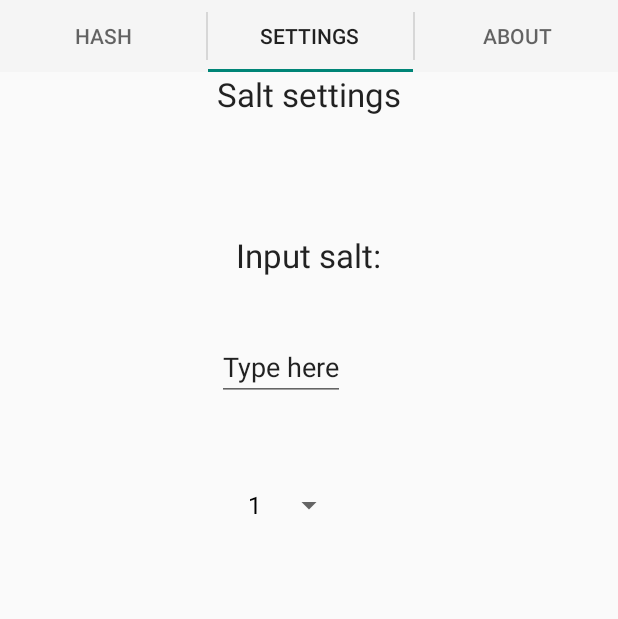
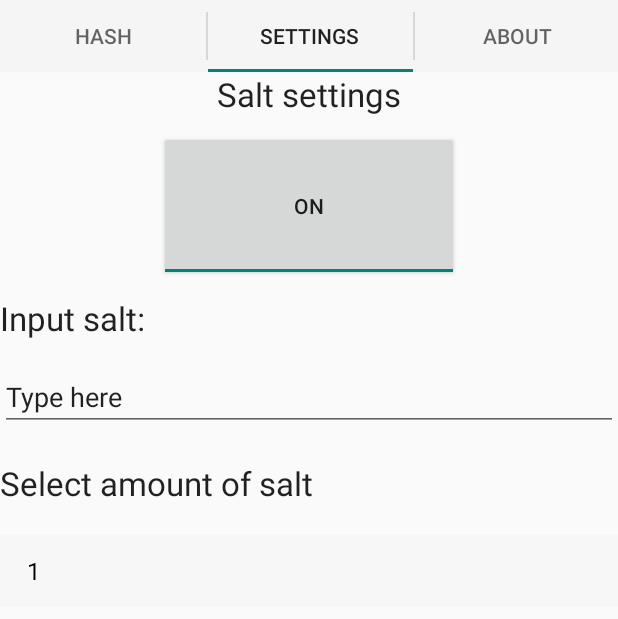
Before and after one commit to jzukauska/Hashandsalt, an Android app: the screen it shows after launch (MainActivity), tab 2 chosen, on a phone screen of 412 x 824 dp. Shown: the top 619 px of the screen. Run offline under Robolectric (Android 15) with nearby library versions, the phone set to English and light mode, and no system bars.

```diff
--- a/tabs_app/src/main/java/com/example/mytabs/tabs_app/SecondFragment.java
+++ b/tabs_app/src/main/java/com/example/mytabs/tabs_app/SecondFragment.java
@@ -2,6 +2,7 @@ package com.example.mytabs.tabs_app;
 
 import android.os.Bundle;
 import android.support.v4.app.Fragment;
+import android.view.KeyEvent;
 import android.view.LayoutInflater;
 import android.view.View;
 import android.view.ViewGroup;
@@ -31,7 +32,7 @@ public class SecondFragment extends Fragment {
 
     @Override
     public View onCreateView(LayoutInflater inflater, ViewGroup container, Bundle savedInstanceState) {
-        View fragView = inflater.inflate(R.layout.fragament_two, container, false);
+        final View fragView = inflater.inflate(R.layout.fragament_two, container, false);
 
          text = (EditText) fragView.findViewById(R.id.editText2);
 
@@ -40,14 +41,37 @@ public class SecondFragment extends Fragment {
         populateList(saltList, fragView);
 
 
-        ArrayAdapter<String> dynamicArrayHolder =
+        final ArrayAdapter<String> dynamicArrayHolder =
                 new ArrayAdapter<String>(getActivity(),
                         android.R.layout.simple_spinner_dropdown_item,
                         saltList);
 
         spinz = (Spinner) fragView.findViewById(R.id.spinner);//Associate "spinz" with xml
         spinz.setAdapter(dynamicArrayHolder);//
+
+        text.setOnKeyListener(new View.OnKeyListener() {
+            public boolean onKey(View v, int keyCode, KeyEvent event) {
+                if (event.getAction() == android.view.KeyEvent.ACTION_DOWN) {
+                    switch (keyCode) {
+
+                        case android.view.KeyEvent.KEYCODE_DPAD_CENTER:
+                        case android.view.KeyEvent.KEYCODE_ENTER:
+                            populateList(saltList, fragView);
+
+                            return true;
+                        default:
+                            break;
+                    }
+                }
+                return false;
+            }
+        });
+
+
+
         return fragView;
+
+
     }
 
 
@@ -59,6 +83,8 @@ public class SecondFragment extends Fragment {
     }
 
     public void populateList(ArrayList list, View v) {
+
+        list.clear();
         for (int i = 0; i < getLength(v); i++) {
 
             list.add(Integer.toString(i + 1));
@@ -67,4 +93,5 @@ public class SecondFragment extends Fragment {
 
 
     }
+
 }
--- a/tabs_app/src/main/res/layout/fragament_one.xml
+++ b/tabs_app/src/main/res/layout/fragament_one.xml
@@ -28,7 +28,7 @@
             android:layout_below="@+id/editText"
             android:layout_alignParentLeft="true"
             android:layout_alignParentStart="true"
-            android:layout_marginTop="60dp" />
+            android:layout_marginTop="10dp" />
 
         <TextView
             android:layout_width="fill_parent"
@@ -77,7 +77,7 @@
             android:layout_below="@+id/textView3"
             android:layout_alignParentLeft="true"
             android:layout_alignParentStart="true"
-            android:layout_marginTop="41dp"
+            android:layout_marginTop="20dp"
             android:layout_alignParentRight="true"
             android:layout_alignParentEnd="true" />
     </RelativeLayout>
--- a/tabs_app/src/main/res/layout/fragament_three.xml
+++ b/tabs_app/src/main/res/layout/fragament_three.xml
@@ -21,9 +21,9 @@
         android:text="Created by:"
         android:id="@+id/textView5"
         android:layout_below="@+id/textView"
-        android:layout_alignLeft="@+id/textView"
-        android:layout_alignStart="@+id/textView"
-        android:layout_marginTop="47dp" />
+
+        android:layout_marginTop="47dp"
+        android:layout_centerHorizontal="true" />
 
     <TextView
         android:layout_width="wrap_content"
@@ -31,10 +31,10 @@
         android:textAppearance="?android:attr/textAppearanceLarge"
         android:text="Jake Zukauska"
         android:id="@+id/textView6"
-        android:layout_marginTop="42dp"
         android:layout_below="@+id/textView5"
-        android:layout_alignLeft="@+id/textView5"
-        android:layout_alignStart="@+id/textView5" />
+        android:layout_alignLeft="@+id/textView"
+        android:layout_alignStart="@+id/textView"
+        android:layout_marginTop="61dp" />
 
     <TextView
         android:layout_width="wrap_content"
@@ -42,7 +42,9 @@
         android:textAppearance="?android:attr/textAppearanceLarge"
         android:text="The other guys "
         android:id="@+id/textView7"
+        android:layout_marginTop="84dp"
         android:layout_below="@+id/textView6"
-        android:layout_alignLeft="@+id/textView5" />
+        android:layout_alignRight="@+id/textView6"
+        android:layout_alignEnd="@+id/textView6" />
 
 </RelativeLayout>
--- a/tabs_app/src/main/res/layout/fragament_two.xml
+++ b/tabs_app/src/main/res/layout/fragament_two.xml
@@ -20,31 +20,61 @@
         android:textAppearance="?android:attr/textAppearanceLarge"
         android:text="Input salt:"
         android:id="@+id/textView9"
-        android:layout_marginTop="78dp"
-        android:layout_below="@+id/textView8"
-        android:layout_centerHorizontal="true" />
+        android:layout_below="@+id/toggleButton"
+        android:layout_alignParentLeft="true"
+        android:layout_alignParentStart="true"
+        android:layout_marginTop="10dp" />
 
     <EditText
         android:layout_width="wrap_content"
         android:layout_height="wrap_content"
         android:id="@+id/editText2"
-        android:layout_marginTop="37dp"
         android:inputType="text"
         android:text="Type here"
         android:layout_below="@+id/textView9"
-        android:layout_alignLeft="@+id/textView8"
-        android:layout_alignStart="@+id/textView8" />
+        android:layout_alignParentLeft="true"
+        android:layout_alignParentStart="true"
+        android:layout_alignParentRight="true"
+        android:layout_alignParentEnd="true"
+        android:layout_marginTop="15dp" />
 
     <Spinner
+        android:layout_width="match_parent"
+        android:layout_height="wrap_content"
+        android:id="@+id/spinner"
+        android:spinnerMode="dialog"
+        android:textAlignment="center"
+        android:popupBackground="#f7f7f7"
+        android:paddingLeft="10dp"
+        android:clickable="true"
+        android:background="#f7f7f7"
+        android:layout_below="@+id/textView10"
+        android:layout_alignParentLeft="true"
+        android:layout_alignParentStart="true"
+        android:layout_marginTop="20dp" />
+
+    <TextView
         android:layout_width="wrap_content"
         android:layout_height="wrap_content"
-        android:id="@+id/spinner"
-        android:layout_marginTop="45dp"
-        android:spinnerMode="dropdown"
+        android:textAppearance="?android:attr/textAppearanceLarge"
+        android:text="Select amount of salt"
+        android:id="@+id/textView10"
         android:layout_below="@+id/editText2"
-        android:layout_alignLeft="@+id/textView9"
-        android:layout_alignStart="@+id/textView9"
-        android:layout_alignRight="@+id/editText2"
-        android:layout_alignEnd="@+id/editText2" />
+        android:layout_alignParentLeft="true"
+        android:layout_alignParentStart="true"
+        android:layout_marginTop="20dp" />
+
+    <ToggleButton
+        android:layout_width="wrap_content"
+        android:layout_height="wrap_content"
+        android:text="Salt on"
+        android:id="@+id/toggleButton"
+        android:checked="true"
+        android:textAlignment="center"
+        android:minHeight="100dp"
+        android:minWidth="200dp"
+        android:layout_below="@+id/textView8"
+        android:layout_centerHorizontal="true"
+        android:layout_marginTop="10dp" />
 
 </RelativeLayout>
```
Also changed, not shown: 1 other file.
